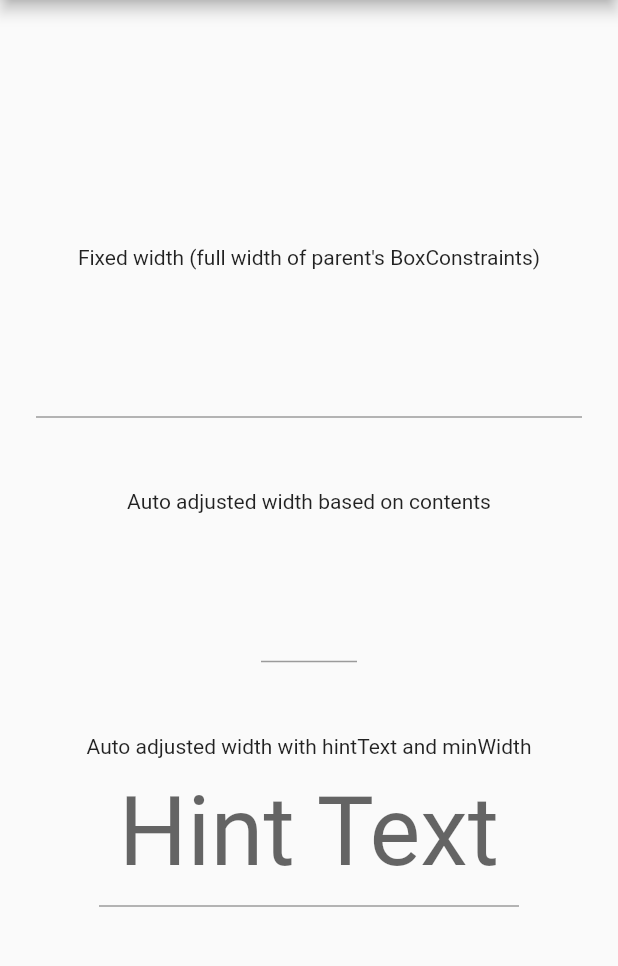
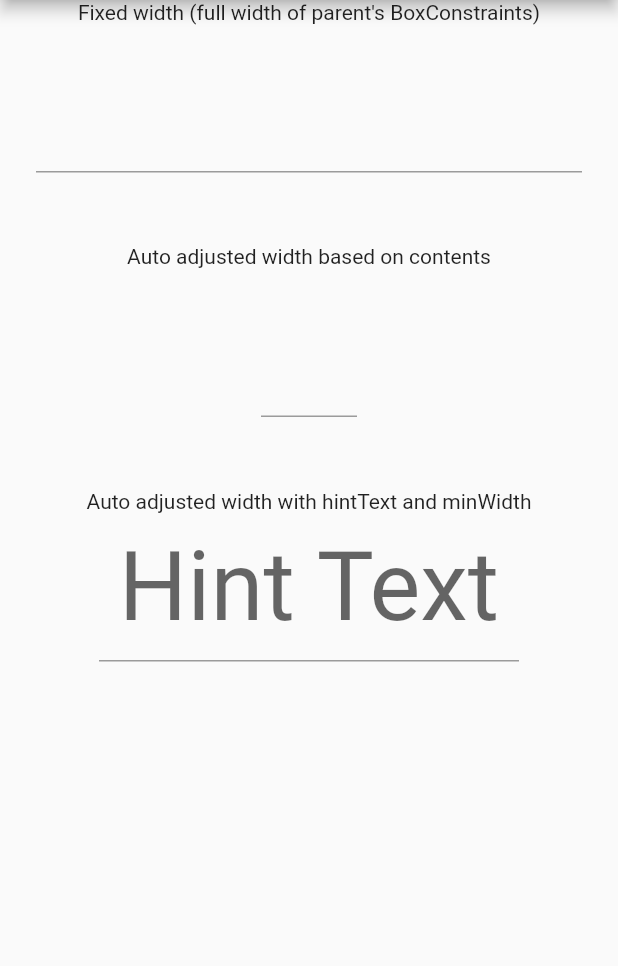
Before and after one commit to lzhuor/auto_size_text_field, a Flutter app: the screen it shows after launch, on a phone screen of 412 x 824 dp, the part 84-1050 px from its top. Run offline on Flutter 3.47's test engine with Material 2 defaults, Android fonts, the phone set to English and light mode, and no system bars.

```diff
--- a/example/lib/main.dart
+++ b/example/lib/main.dart
@@ -29,13 +29,18 @@ class MyHomePage extends StatefulWidget {
 }
 
 class _MyHomePageState extends State<MyHomePage> {
+  TextEditingController _textEditingControllerOne;
+  TextEditingController _textEditingControllerTwo;
+  TextEditingController _textEditingControllerThree;
+
   @override
   Widget build(BuildContext context) {
     return Scaffold(
       appBar: AppBar(
         title: Text(widget.title),
       ),
-      body: Center(
+      body: SingleChildScrollView(
+        child: Center(
           child: Column(
             mainAxisAlignment: MainAxisAlignment.center,
             children: <Widget>[
@@ -45,7 +50,7 @@ class _MyHomePageState extends State<MyHomePage> {
               Padding(
                 padding: const EdgeInsets.symmetric(horizontal: 24),
                 child: AutoSizeTextField(
-                controller: TextEditingController(),
+                  controller: _textEditingControllerOne,
                   minFontSize: 24,
                   style: TextStyle(fontSize: 64),
                 ),
@@ -61,7 +66,7 @@ class _MyHomePageState extends State<MyHomePage> {
                 child: AutoSizeTextField(
                   textAlign: TextAlign.center,
                   fullwidth: false,
-                controller: TextEditingController(),
+                  controller: _textEditingControllerTwo,
                   minFontSize: 24,
                   style: TextStyle(fontSize: 64),
                 ),
@@ -73,7 +78,7 @@ class _MyHomePageState extends State<MyHomePage> {
               Padding(
                 padding: const EdgeInsets.symmetric(horizontal: 24),
                 child: AutoSizeTextField(
-                controller: TextEditingController(),
+                  controller: _textEditingControllerThree,
                   decoration: InputDecoration(
                     hintText: 'Hint Text'
                   ),
@@ -86,7 +91,17 @@ class _MyHomePageState extends State<MyHomePage> {
               )
             ],
           ),
+        ),
       ), // This trailing comma makes auto-formattig nicer for build methods.
     );
   }
+
+  @override
+  void initState() {
+    super.initState();
+
+    _textEditingControllerOne = TextEditingController();
+    _textEditingControllerTwo = TextEditingController();
+    _textEditingControllerThree = TextEditingController();
   }
+}
--- a/lib/src/auto_size_text_field.dart
+++ b/lib/src/auto_size_text_field.dart
@@ -588,6 +588,17 @@ class _AutoSizeTextFieldState extends State<AutoSizeTextField> {
     });
   }
 
+  @override
+  void initState() {
+    super.initState();
+
+    widget.controller.addListener(() {
+      this.setState(() {
+
+      });
+    });
+  }
+
   Widget _buildTextField(double fontSize, TextStyle style, int maxLines) {
     return Container(
       width: widget.fullwidth
```
Lines whose indentation alone changed are shown as unchanged.
